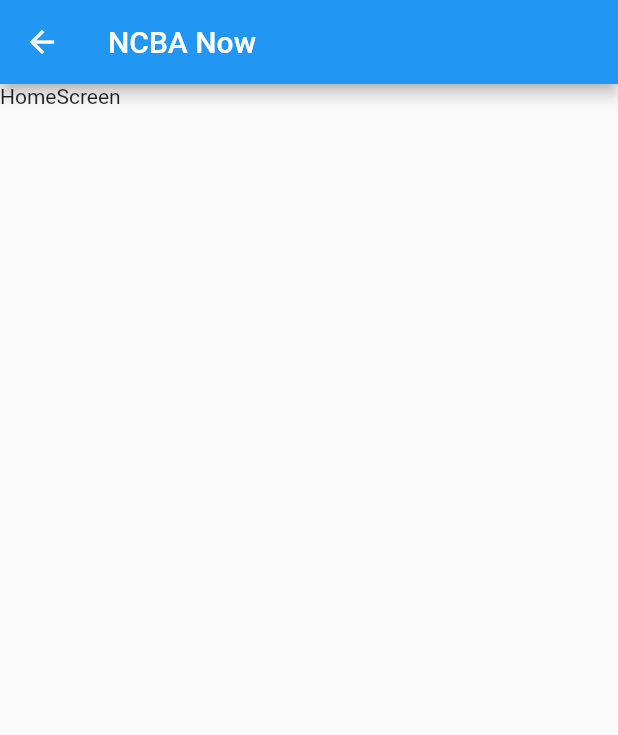
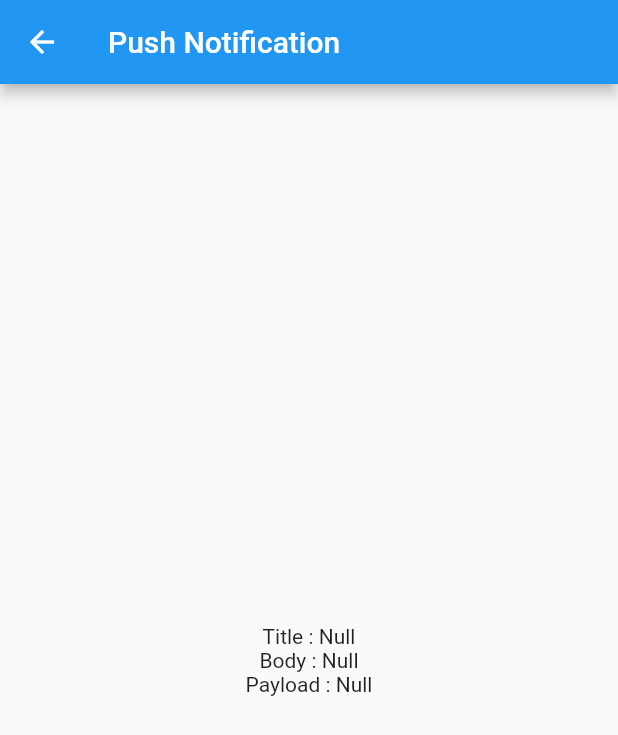
Before and after one commit to ryan541/FCM_Configs, a Flutter app: the NotificationScreen screen opened by its route, on a phone screen of 412 x 824 dp. Shown: the top 735 px of the screen. Run offline on Flutter 3.47's test engine with Material 2 defaults, Android fonts, the phone set to English and light mode, and no system bars; our stand-ins replace firebase_core, firebase_messaging, get; accounts and stored records are empty.

Commit message:
Status Message

```diff
--- a/lib/main.dart
+++ b/lib/main.dart
@@ -6,6 +6,8 @@ import 'package:run/home_screen.dart';
 
 import 'firebase_api.dart';
 import 'notification.dart';
+
+final navigatorKey = GlobalKey<NavigatorState>();
 
 void main() async {
   WidgetsFlutterBinding.ensureInitialized();
@@ -21,7 +23,7 @@ class MyApp extends StatelessWidget {
   Widget build(BuildContext context) {
     return GetMaterialApp(
       debugShowCheckedModeBanner: false,
-      initialRoute: '/home',
+      initialRoute: '/note',
       getPages: [
         GetPage(name: '/home', page: () => const HomeScreen()),
         GetPage(name: '/note', page: () => const NotificationScreen()),
--- a/lib/notification.dart
+++ b/lib/notification.dart
@@ -1,15 +1,28 @@
+import 'package:firebase_messaging/firebase_messaging.dart';
 import 'package:flutter/material.dart';
 
 class NotificationScreen extends StatelessWidget {
   const NotificationScreen({super.key});
+  static const String route = '/notification';
 
   @override
   Widget build(BuildContext context) {
+    final RemoteMessage? message =
+        ModalRoute.of(context)?.settings.arguments as RemoteMessage?;
     return Scaffold(
       appBar: AppBar(
-        title: const Text('NCBA Now'),
+        title: const Text('Push Notification'),
       ),
-      body: const Text('HomeScreen'),
+      body: Center(
+        child: Column(
+          mainAxisAlignment: MainAxisAlignment.center,
+          children: [
+            Text('Title : ${message?.notification?.title ?? "Null"}'),
+            Text('Body : ${message?.notification?.body ?? "Null"}'),
+            Text('Payload : ${message?.data ?? "Null"}'),
+          ],
+        ),
+      ),
     );
   }
 }
```
Also changed, not shown: lib/firebase_api.dart (+25 -1 lines).
